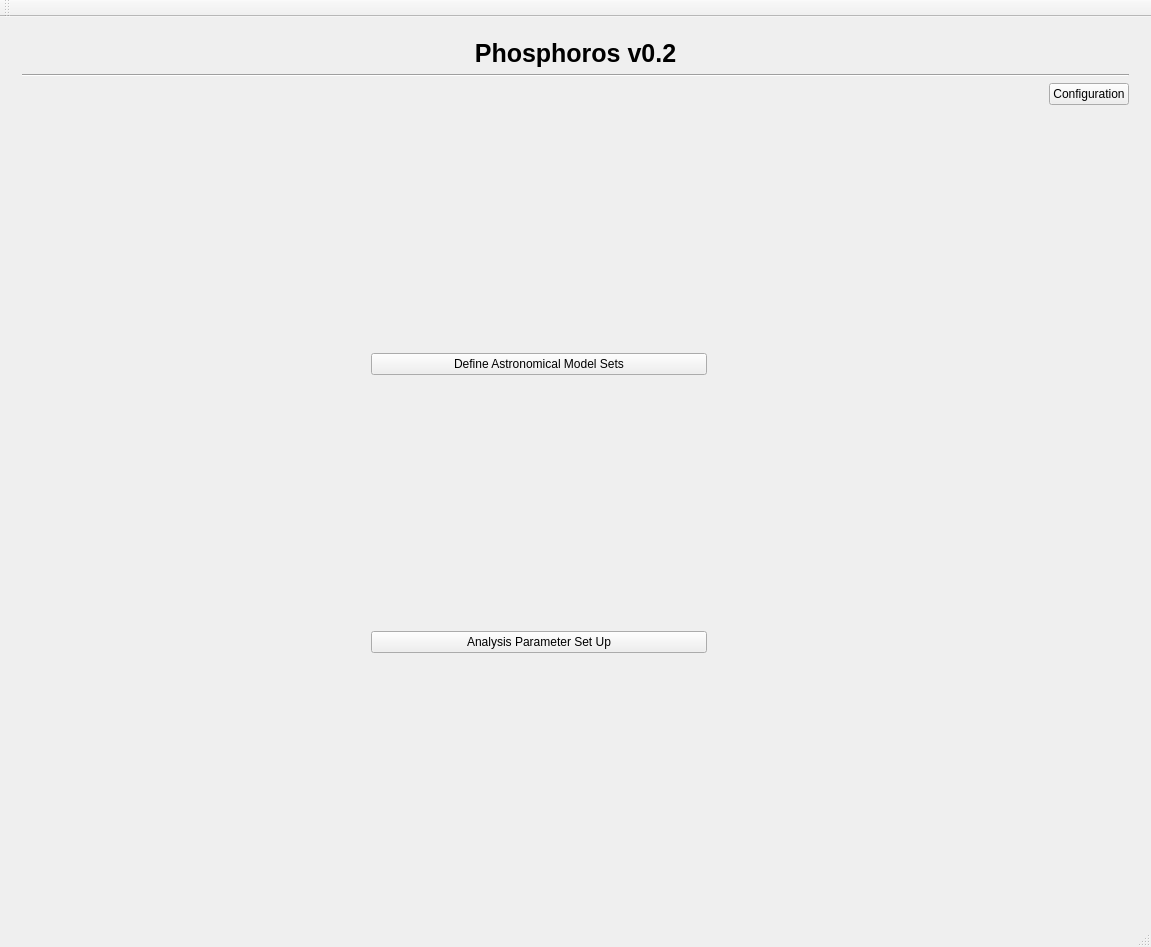
Before: the Qt Designer form PhzQtUI/auxdir/PhzQtUI/MainWindow.ui in astrorama/Phosphoros, drawn with Qt 5.
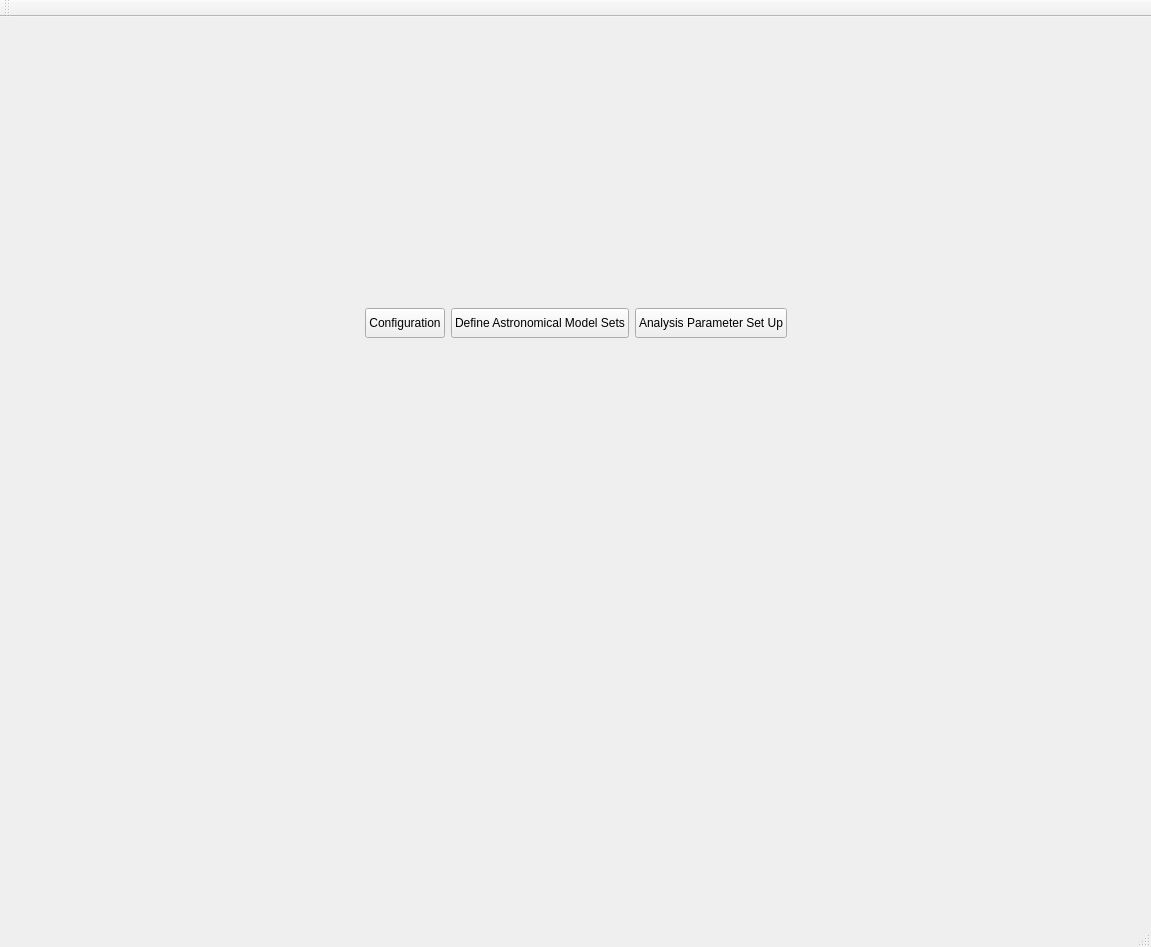
After: the same form once the commit is applied. Icons and pictures are not drawn. Custom widgets are drawn as their Qt base class.

Commit message: Default value for the grid and main page design

Patch:
```diff
--- a/PhzQtUI/auxdir/PhzQtUI/MainWindow.ui
+++ b/PhzQtUI/auxdir/PhzQtUI/MainWindow.ui
@@ -23,32 +23,116 @@
       <widget class="QWidget" name="page">
        <layout class="QVBoxLayout" name="verticalLayout_2">
         <item>
-         <widget class="QLabel" name="label">
-          <property name="font">
-           <font>
-            <pointsize>19</pointsize>
-            <weight>75</weight>
-            <bold>true</bold>
-           </font>
-          </property>
-          <property name="text">
-           <string>Phosphoros v0.2</string>
-          </property>
-          <property name="alignment">
-           <set>Qt::AlignCenter</set>
-          </property>
-         </widget>
-        </item>
-        <item>
-         <widget class="Line" name="line">
+         <spacer name="verticalSpacer_3">
           <property name="orientation">
-           <enum>Qt::Horizontal</enum>
+           <enum>Qt::Vertical</enum>
           </property>
-         </widget>
+          <property name="sizeHint" stdset="0">
+           <size>
+            <width>20</width>
+            <height>40</height>
+           </size>
+          </property>
+         </spacer>
         </item>
         <item>
          <layout class="QHBoxLayout" name="horizontalLayout">
           <item>
+           <spacer name="horizontalSpacer_5">
+            <property name="orientation">
+             <enum>Qt::Horizontal</enum>
+            </property>
+            <property name="sizeHint" stdset="0">
+             <size>
+              <width>40</width>
+              <height>20</height>
+             </size>
+            </property>
+           </spacer>
+          </item>
+          <item>
+           <widget class="QPushButton" name="btn_HomeToOption">
+            <property name="minimumSize">
+             <size>
+              <width>0</width>
+              <height>30</height>
+             </size>
+            </property>
+            <property name="text">
+             <string>Configuration</string>
+            </property>
+           </widget>
+          </item>
+          <item>
+           <widget class="QPushButton" name="btn_HomeToModel">
+            <property name="minimumSize">
+             <size>
+              <width>0</width>
+              <height>30</height>
+             </size>
+            </property>
+            <property name="text">
+             <string>Define Astronomical Model Sets</string>
+            </property>
+           </widget>
+          </item>
+          <item>
+           <widget class="QPushButton" name="btn_HomeToAnalysis">
+            <property name="minimumSize">
+             <size>
+              <width>0</width>
+              <height>30</height>
+             </size>
+            </property>
+            <property name="text">
+             <string>Analysis Parameter Set Up</string>
+            </property>
+           </widget>
+          </item>
+          <item>
+           <spacer name="horizontalSpacer_4">
+            <property name="orientation">
+             <enum>Qt::Horizontal</enum>
+            </property>
+            <property name="sizeHint" stdset="0">
+             <size>
+              <width>40</width>
+              <height>20</height>
+             </size>
+            </property>
+           </spacer>
+          </item>
+         </layout>
+        </item>
+        <item>
+         <spacer name="verticalSpacer_2">
+          <property name="orientation">
+           <enum>Qt::Vertical</enum>
+          </property>
+          <property name="sizeHint" stdset="0">
+           <size>
+            <width>20</width>
+            <height>40</height>
+           </size>
+          </property>
+         </spacer>
+        </item>
+        <item>
+         <layout class="QHBoxLayout" name="horizontalLayout_2">
+          <item>
+           <spacer name="horizontalSpacer">
+            <property name="orientation">
+             <enum>Qt::Horizontal</enum>
+            </property>
+            <property name="sizeHint" stdset="0">
+             <size>
+              <width>40</width>
+              <height>20</height>
+             </size>
+            </property>
+           </spacer>
+          </item>
+          <item>
            <widget class="QLabel" name="label_29">
             <property name="text">
              <string/>
@@ -71,115 +155,21 @@
             </property>
            </spacer>
           </item>
-          <item>
-           <layout class="QVBoxLayout" name="verticalLayout_3">
-            <item>
-             <spacer name="horizontalSpacer_3">
-              <property name="orientation">
-               <enum>Qt::Horizontal</enum>
-              </property>
-              <property name="sizeHint" stdset="0">
-               <size>
-                <width>40</width>
-                <height>20</height>
-               </size>
-              </property>
-             </spacer>
-            </item>
-            <item>
-             <spacer name="verticalSpacer_2">
-              <property name="orientation">
-               <enum>Qt::Vertical</enum>
-              </property>
-              <property name="sizeHint" stdset="0">
-               <size>
-                <width>20</width>
-                <height>40</height>
-               </size>
-              </property>
-             </spacer>
-            </item>
-            <item>
-             <widget class="QPushButton" name="btn_HomeToModel">
-              <property name="text">
-               <string>Define Astronomical Model Sets</string>
-              </property>
-             </widget>
-            </item>
-            <item>
-             <spacer name="verticalSpacer">
-              <property name="orientation">
-               <enum>Qt::Vertical</enum>
-              </property>
-              <property name="sizeHint" stdset="0">
-               <size>
-                <width>20</width>
-                <height>40</height>
-               </size>
-              </property>
-             </spacer>
-            </item>
-            <item>
-             <widget class="QPushButton" name="btn_HomeToAnalysis">
-              <property name="text">
-               <string>Analysis Parameter Set Up</string>
-              </property>
-             </widget>
-            </item>
-            <item>
-             <spacer name="verticalSpacer_3">
-              <property name="orientation">
-               <enum>Qt::Vertical</enum>
-              </property>
-              <property name="sizeHint" stdset="0">
-               <size>
-                <width>20</width>
-                <height>40</height>
-               </size>
-              </property>
-             </spacer>
-            </item>
-           </layout>
-          </item>
-          <item>
-           <spacer name="horizontalSpacer">
-            <property name="orientation">
-             <enum>Qt::Horizontal</enum>
-            </property>
-            <property name="sizeHint" stdset="0">
-             <size>
-              <width>40</width>
-              <height>20</height>
-             </size>
-            </property>
-           </spacer>
-          </item>
-          <item>
-           <layout class="QVBoxLayout" name="verticalLayout_4">
-            <item>
-             <widget class="QPushButton" name="btn_HomeToOption">
-              <property name="text">
-               <string>Configuration</string>
-              </property>
-             </widget>
-            </item>
-            <item>
-             <spacer name="verticalSpacer_5">
-              <property name="orientation">
-               <enum>Qt::Vertical</enum>
-              </property>
-              <property name="sizeHint" stdset="0">
-               <size>
-                <width>20</width>
-                <height>40</height>
-               </size>
-              </property>
-             </spacer>
-            </item>
-           </layout>
-          </item>
          </layout>
         </item>
+        <item>
+         <spacer name="verticalSpacer">
+          <property name="orientation">
+           <enum>Qt::Vertical</enum>
+          </property>
+          <property name="sizeHint" stdset="0">
+           <size>
+            <width>20</width>
+            <height>40</height>
+           </size>
+          </property>
+         </spacer>
+        </item>
        </layout>
       </widget>
       <widget class="QWidget" name="page_2">
```
Left out of the diff: 14 changed lines with no effect on the pictures. The commit also changes 1 other file.
